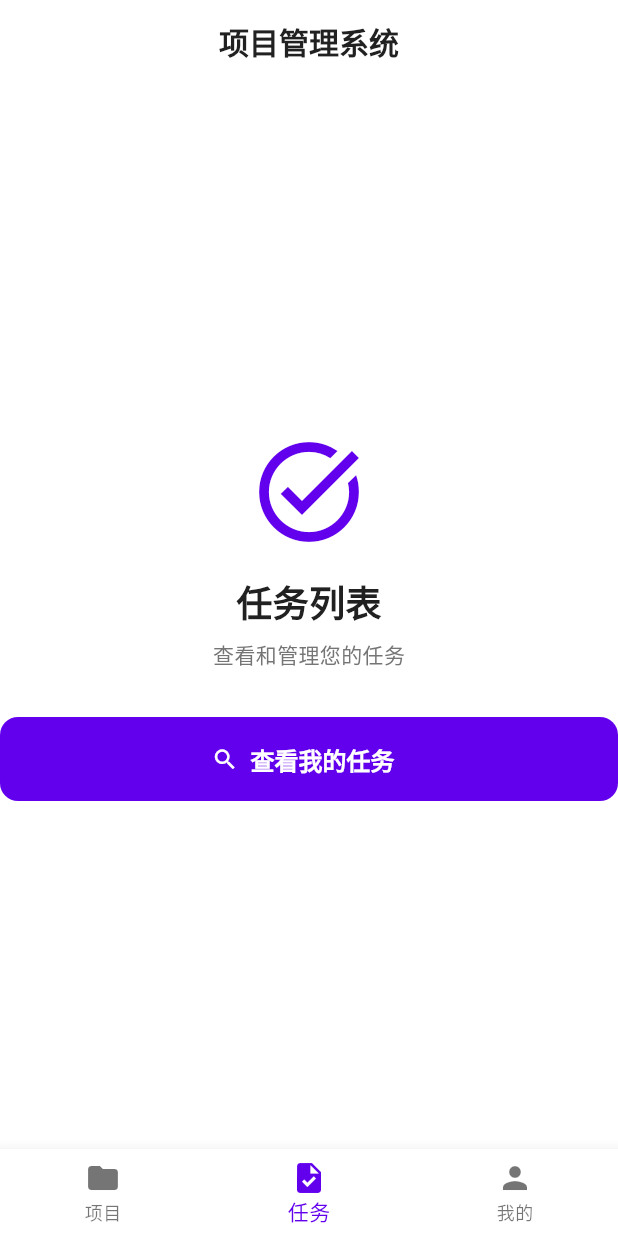
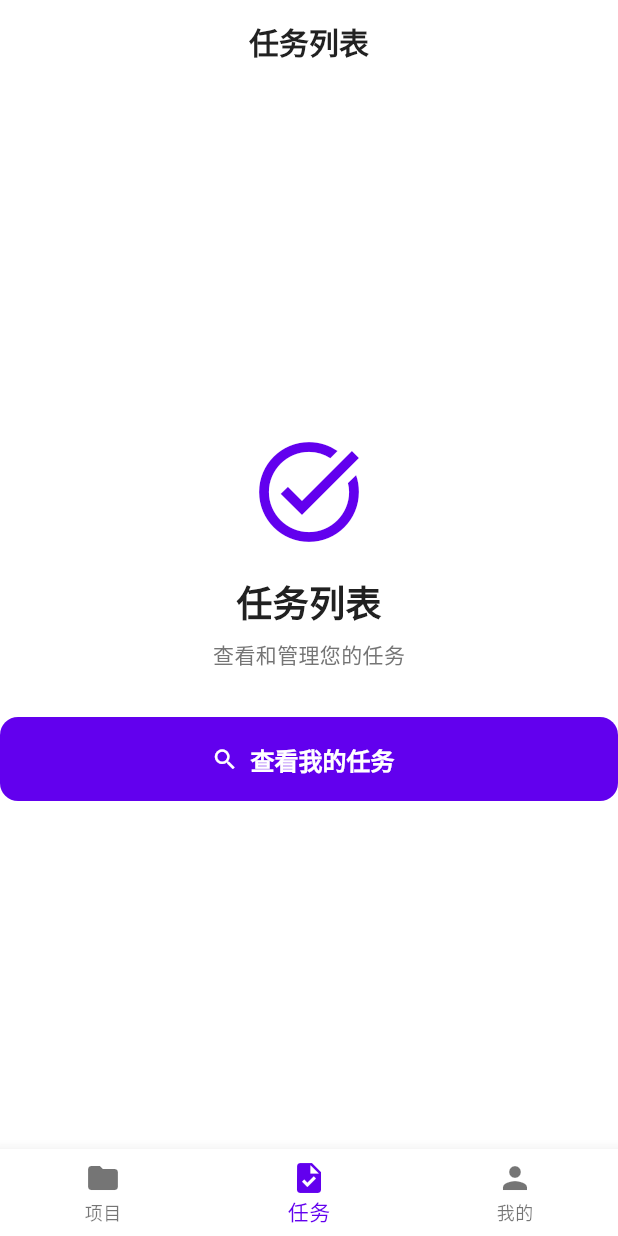
Before and after one commit to haohao1-12/Project_App, a Flutter app: the HomeScreen screen opened directly, item 2 of the bottom bar chosen, on a phone screen of 412 x 824 dp. Run offline on Flutter 3.47's test engine with Material 3 defaults, Android fonts, the phone set to English and light mode, and no system bars; our stand-ins replace google_fonts, image_picker, shared_preferences; accounts and stored records are empty; network calls fail.

Commit message:
UI调整

```diff
--- a/lib/screens/home_screen.dart
+++ b/lib/screens/home_screen.dart
@@ -106,9 +106,16 @@ class _HomeScreenState extends State<HomeScreen> {
       _buildProfilePage(),
     ];
 
+    // 根据当前选中的索引确定标题
+    final List<String> _titles = const [
+      '项目列表',
+      '任务列表',
+      '个人主页',
+    ];
+
     return Scaffold(
       appBar: AppBar(
-        title: const Text('项目管理系统'),
+        title: Text(_titles[_currentIndex]),
       ),
       body: _isLoading
           ? const Center(child: CircularProgressIndicator())
```
